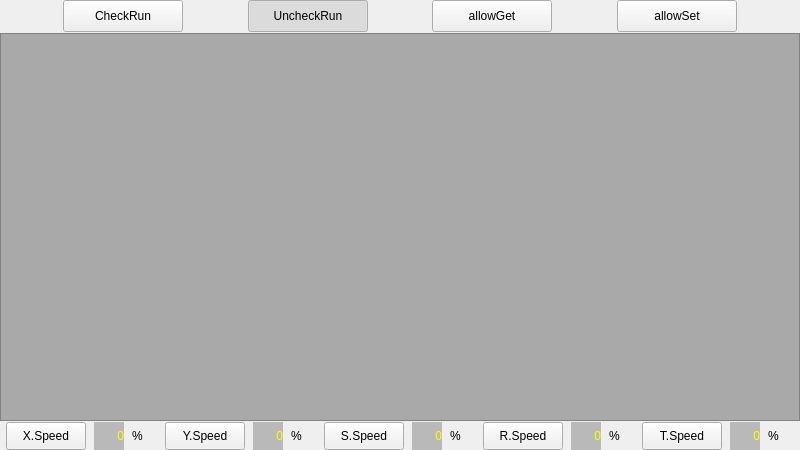
The window that hcinstruction/ichcprogrammonitorframe_8.ui (GaussCheng/2-5AxisPunch) describes before a commit, drawn with Qt 5.
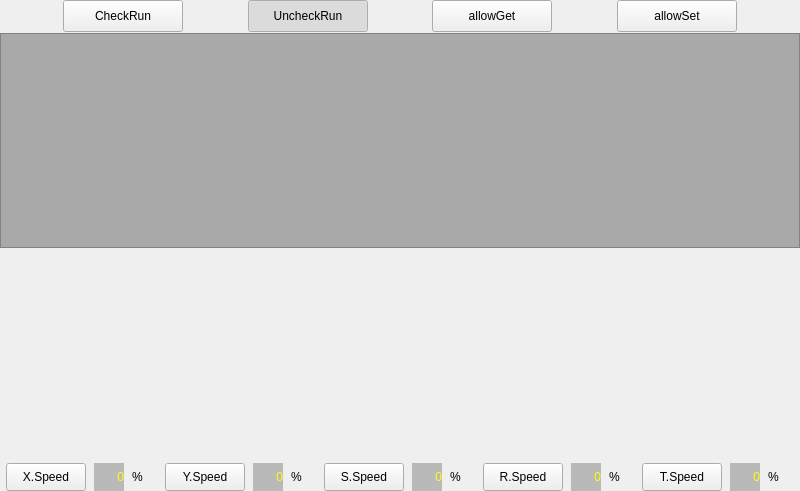
The same window after the commit.

```diff
--- a/hcinstruction/ichcprogrammonitorframe_8.ui
+++ b/hcinstruction/ichcprogrammonitorframe_8.ui
@@ -7,7 +7,7 @@
     <x>0</x>
     <y>0</y>
     <width>800</width>
-    <height>450</height>
+    <height>491</height>
    </rect>
   </property>
   <property name="windowTitle">
@@ -260,6 +260,19 @@
      </property>
     </widget>
    </item>
+   <item>
+    <spacer name="verticalSpacer">
+     <property name="orientation">
+      <enum>Qt::Vertical</enum>
+     </property>
+     <property name="sizeHint" stdset="0">
+      <size>
+       <width>20</width>
+       <height>40</height>
+      </size>
+     </property>
+    </spacer>
+   </item>
    <item>
     <layout class="QHBoxLayout" name="horizontalLayout">
      <property name="spacing">
```
